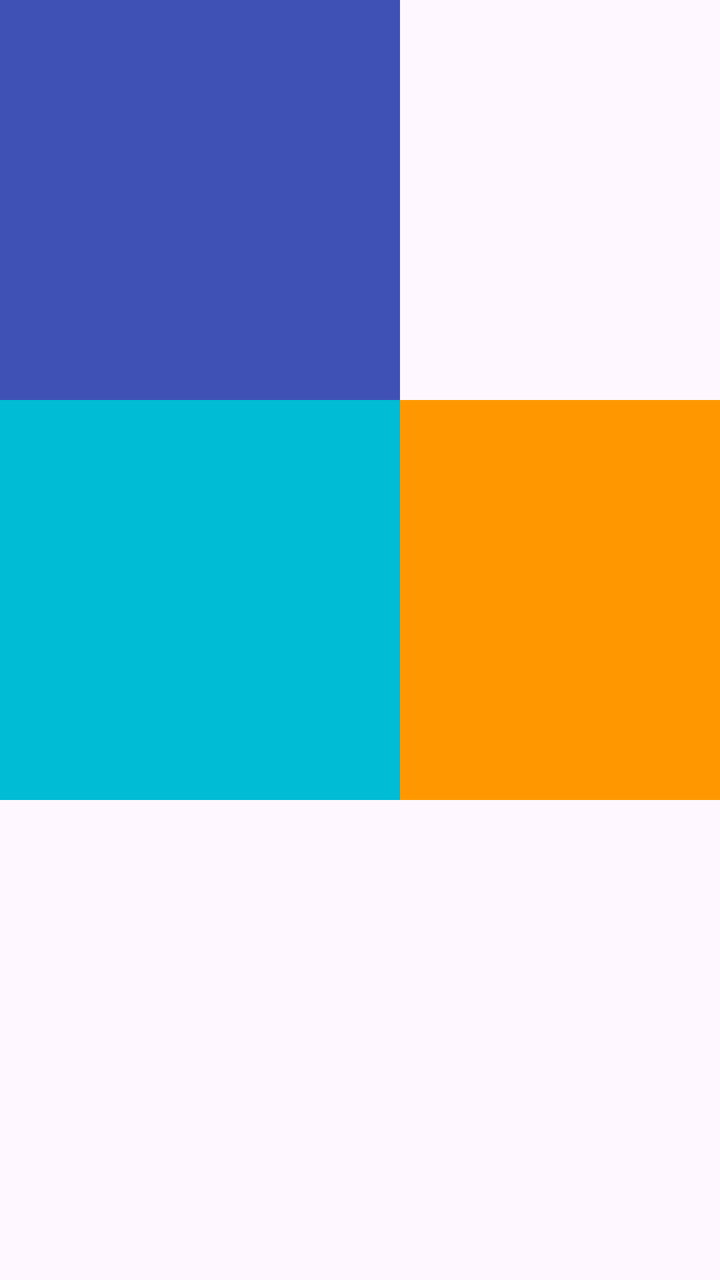
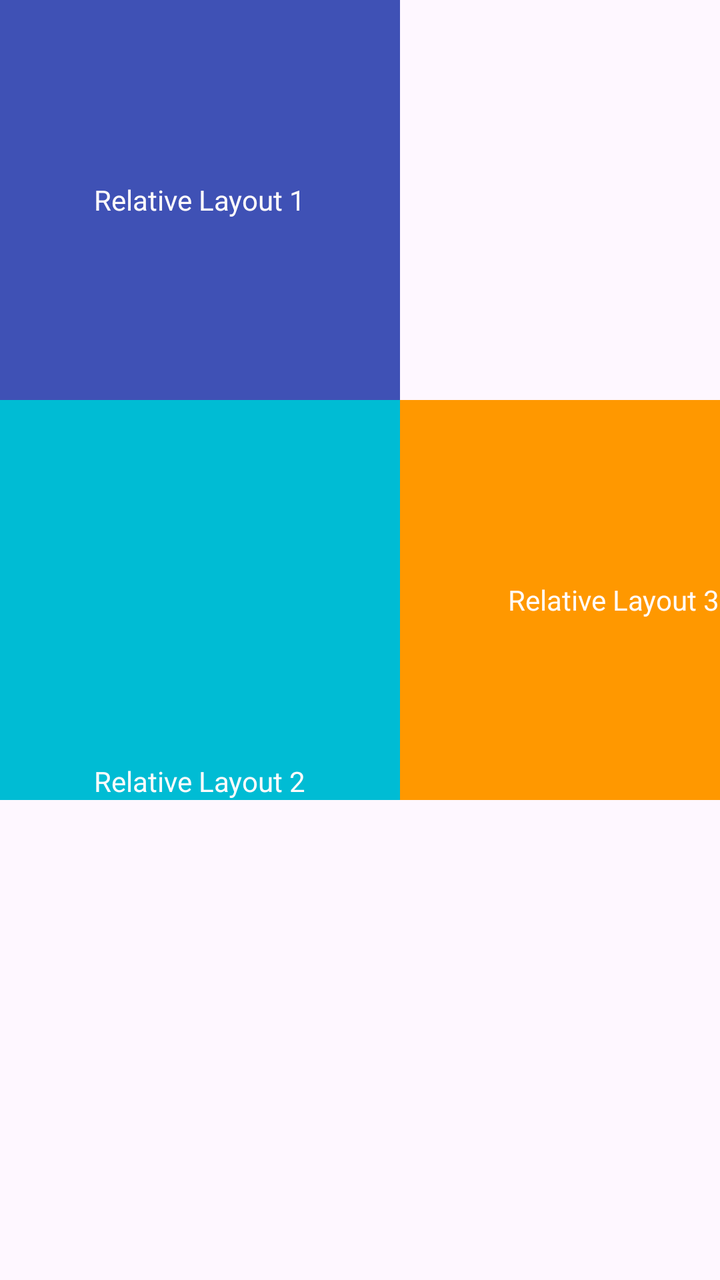

Compare the two renders of this Android layout. The source of the first and the diff that turns it into the second are given below.
<!-- AndroidManifest.xml: application theme Theme.FirstTime -->
<!-- res/layout/relative_layout.xml -->
<?xml version="1.0" encoding="utf-8"?>
<androidx.constraintlayout.widget.ConstraintLayout xmlns:android="http://schemas.android.com/apk/res/android"
    xmlns:app="http://schemas.android.com/apk/res-auto"
    android:layout_width="match_parent"
    android:layout_height="match_parent">

    <RelativeLayout
        android:id="@+id/relPadre"
        android:layout_width="match_parent"
        android:layout_height="match_parent"
        app:layout_constraintBottom_toBottomOf="parent"
        app:layout_constraintEnd_toEndOf="parent"
        app:layout_constraintStart_toStartOf="parent"
        app:layout_constraintTop_toTopOf="parent">

        <RelativeLayout
            android:id="@+id/relHijo1"
            android:layout_width="200dp"
            android:layout_height="200dp"
            android:background="#3F51B5"
            android:gravity="start|left">

        </RelativeLayout>

        <RelativeLayout
            android:id="@+id/relHijo2"
            android:layout_width="200dp"
            android:layout_height="200dp"
            android:layout_below="@id/relHijo1"
            android:background="#00BCD4">

        </RelativeLayout>

        <RelativeLayout
            android:id="@+id/relHijo3"
            android:layout_width="200dp"
            android:layout_height="200dp"
            android:layout_below="@id/relHijo1"
            android:layout_toRightOf="@id/relHijo2"
            android:background="#FF9800">

        </RelativeLayout>
    </RelativeLayout>
</androidx.constraintlayout.widget.ConstraintLayout>
<!-- resources referenced by this layout -->
<resources>
  <style name="Theme.FirstTime" parent="Base.Theme.FirstTime" />
  <style name="Base.Theme.FirstTime" parent="Theme.Material3.DayNight.NoActionBar">
          
          
      </style>
</resources>

<!-- the commit's change to res/layout/relative_layout.xml (unified diff, before → after) -->
@@ -20,6 +20,14 @@
             android:background="#3F51B5"
             android:gravity="start|left">
 
+            <TextView
+                android:id="@+id/textView3"
+                android:layout_width="wrap_content"
+                android:layout_height="wrap_content"
+                android:layout_centerInParent="true"
+                android:text="Relative Layout 1"
+                android:textColor="#FFFBFB"
+                android:textColorLink="@color/design_default_color_error" />
         </RelativeLayout>
 
         <RelativeLayout
@@ -29,6 +37,18 @@
             android:layout_below="@id/relHijo1"
             android:background="#00BCD4">
 
+            <TextView
+                android:id="@+id/textView5"
+                android:layout_width="wrap_content"
+                android:layout_height="wrap_content"
+                android:layout_alignParentLeft="false"
+                android:layout_alignParentRight="false"
+                android:layout_alignParentBottom="true"
+                android:layout_centerInParent="true"
+                android:layout_centerVertical="false"
+                android:text="Relative Layout 2"
+                android:textColor="#FFFBFB"
+                android:textColorLink="@color/design_default_color_error" />
         </RelativeLayout>
 
         <RelativeLayout
@@ -39,6 +59,15 @@
             android:layout_toRightOf="@id/relHijo2"
             android:background="#FF9800">
 
+            <TextView
+                android:id="@+id/textView6"
+                android:layout_width="wrap_content"
+                android:layout_height="wrap_content"
+                android:layout_alignParentRight="true"
+                android:layout_centerInParent="true"
+                android:text="Relative Layout 3"
+                android:textColor="#FFFBFB"
+                android:textColorLink="@color/design_default_color_error" />
         </RelativeLayout>
     </RelativeLayout>
 </androidx.constraintlayout.widget.ConstraintLayout>
